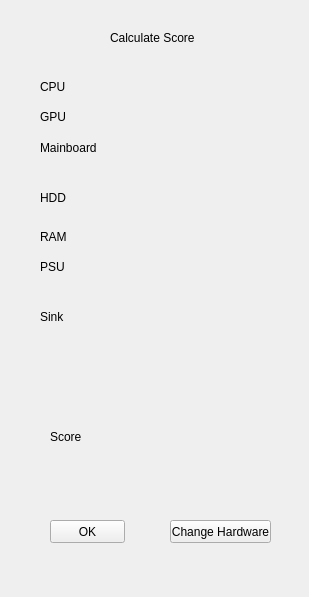
Qt form ProjectbuildPc/Ui/CalUi.ui (lomamaster/pyqt5_finalP) before a commit.
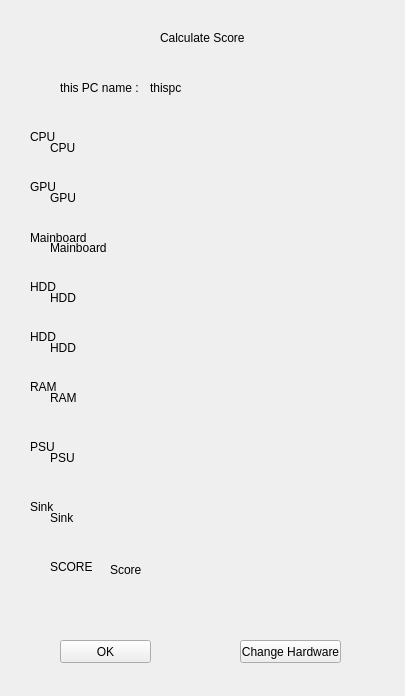
The same form after that commit.

The edit to the form file:
```diff
--- a/ProjectbuildPc/Ui/CalUi.ui
+++ b/ProjectbuildPc/Ui/CalUi.ui
@@ -6,8 +6,8 @@
    <rect>
     <x>0</x>
     <y>0</y>
-    <width>309</width>
-    <height>597</height>
+    <width>405</width>
+    <height>696</height>
    </rect>
   </property>
   <property name="windowTitle">
@@ -16,7 +16,7 @@
   <widget class="QLabel" name="label">
    <property name="geometry">
     <rect>
-     <x>110</x>
+     <x>160</x>
      <y>30</y>
      <width>91</width>
      <height>16</height>
@@ -26,104 +26,91 @@
     <string>Calculate Score</string>
    </property>
   </widget>
-  <widget class="QLabel" name="label_2">
+  <widget class="QLabel" name="cpu">
    <property name="geometry">
     <rect>
-     <x>40</x>
-     <y>80</y>
-     <width>47</width>
-     <height>13</height>
-    </rect>
-   </property>
-   <property name="text">
-    <string>CPU</string>
-   </property>
-  </widget>
-  <widget class="QLabel" name="label_3">
-   <property name="geometry">
-    <rect>
-     <x>40</x>
-     <y>110</y>
-     <width>47</width>
-     <height>13</height>
-    </rect>
-   </property>
-   <property name="text">
-    <string>GPU</string>
-   </property>
-  </widget>
-  <widget class="QLabel" name="label_4">
-   <property name="geometry">
-    <rect>
-     <x>40</x>
+     <x>50</x>
      <y>140</y>
-     <width>61</width>
+     <width>231</width>
      <height>16</height>
     </rect>
    </property>
    <property name="text">
-    <string>Mainboard</string>
+    <string>CPU</string>
    </property>
   </widget>
-  <widget class="QLabel" name="label_5">
+  <widget class="QLabel" name="gpu">
    <property name="geometry">
     <rect>
-     <x>40</x>
-     <y>230</y>
-     <width>47</width>
-     <height>13</height>
-    </rect>
-   </property>
-   <property name="text">
-    <string>RAM</string>
-   </property>
-  </widget>
-  <widget class="QLabel" name="label_6">
-   <property name="geometry">
-    <rect>
-     <x>40</x>
-     <y>260</y>
-     <width>47</width>
-     <height>13</height>
-    </rect>
-   </property>
-   <property name="text">
-    <string>PSU</string>
-   </property>
-  </widget>
-  <widget class="QLabel" name="label_7">
-   <property name="geometry">
-    <rect>
-     <x>40</x>
-     <y>310</y>
-     <width>47</width>
-     <height>13</height>
-    </rect>
-   </property>
-   <property name="text">
-    <string>Sink</string>
-   </property>
-  </widget>
-  <widget class="QLabel" name="label_8">
-   <property name="geometry">
-    <rect>
-     <x>40</x>
+     <x>50</x>
      <y>190</y>
-     <width>41</width>
+     <width>231</width>
      <height>16</height>
     </rect>
    </property>
    <property name="text">
-    <string>HDD</string>
+    <string>GPU</string>
    </property>
   </widget>
-  <widget class="QLabel" name="label_9">
+  <widget class="QLabel" name="mb">
    <property name="geometry">
     <rect>
      <x>50</x>
-     <y>430</y>
-     <width>47</width>
-     <height>13</height>
+     <y>240</y>
+     <width>231</width>
+     <height>16</height>
+    </rect>
+   </property>
+   <property name="text">
+    <string>Mainboard</string>
+   </property>
+  </widget>
+  <widget class="QLabel" name="ram">
+   <property name="geometry">
+    <rect>
+     <x>50</x>
+     <y>390</y>
+     <width>231</width>
+     <height>16</height>
+    </rect>
+   </property>
+   <property name="text">
+    <string>RAM</string>
+   </property>
+  </widget>
+  <widget class="QLabel" name="psu">
+   <property name="geometry">
+    <rect>
+     <x>50</x>
+     <y>450</y>
+     <width>231</width>
+     <height>16</height>
+    </rect>
+   </property>
+   <property name="text">
+    <string>PSU</string>
+   </property>
+  </widget>
+  <widget class="QLabel" name="sink">
+   <property name="geometry">
+    <rect>
+     <x>50</x>
+     <y>510</y>
+     <width>231</width>
+     <height>16</height>
+    </rect>
+   </property>
+   <property name="text">
+    <string>Sink</string>
+   </property>
+  </widget>
+  <widget class="QLabel" name="score">
+   <property name="geometry">
+    <rect>
+     <x>110</x>
+     <y>560</y>
+     <width>141</width>
+     <height>20</height>
     </rect>
    </property>
    <property name="text">
@@ -133,9 +120,9 @@
   <widget class="QPushButton" name="pushButton">
    <property name="geometry">
     <rect>
-     <x>50</x>
-     <y>520</y>
-     <width>75</width>
+     <x>60</x>
+     <y>640</y>
+     <width>91</width>
      <height>23</height>
     </rect>
    </property>
@@ -146,8 +133,8 @@
   <widget class="QPushButton" name="pushButton_2">
    <property name="geometry">
     <rect>
-     <x>170</x>
-     <y>520</y>
+     <x>240</x>
+     <y>640</y>
      <width>101</width>
      <height>23</height>
     </rect>
@@ -156,6 +143,175 @@
     <string>Change Hardware</string>
    </property>
   </widget>
+  <widget class="QLabel" name="hdd1">
+   <property name="geometry">
+    <rect>
+     <x>50</x>
+     <y>290</y>
+     <width>231</width>
+     <height>16</height>
+    </rect>
+   </property>
+   <property name="text">
+    <string>HDD</string>
+   </property>
+  </widget>
+  <widget class="QLabel" name="hdd2">
+   <property name="geometry">
+    <rect>
+     <x>50</x>
+     <y>340</y>
+     <width>231</width>
+     <height>16</height>
+    </rect>
+   </property>
+   <property name="text">
+    <string>HDD</string>
+   </property>
+  </widget>
+  <widget class="QLabel" name="label_2">
+   <property name="geometry">
+    <rect>
+     <x>30</x>
+     <y>130</y>
+     <width>47</width>
+     <height>13</height>
+    </rect>
+   </property>
+   <property name="text">
+    <string>CPU</string>
+   </property>
+  </widget>
+  <widget class="QLabel" name="label_3">
+   <property name="geometry">
+    <rect>
+     <x>30</x>
+     <y>330</y>
+     <width>47</width>
+     <height>13</height>
+    </rect>
+   </property>
+   <property name="text">
+    <string>HDD</string>
+   </property>
+  </widget>
+  <widget class="QLabel" name="label_4">
+   <property name="geometry">
+    <rect>
+     <x>30</x>
+     <y>180</y>
+     <width>47</width>
+     <height>13</height>
+    </rect>
+   </property>
+   <property name="text">
+    <string>GPU</string>
+   </property>
+  </widget>
+  <widget class="QLabel" name="label_5">
+   <property name="geometry">
+    <rect>
+     <x>30</x>
+     <y>380</y>
+     <width>47</width>
+     <height>13</height>
+    </rect>
+   </property>
+   <property name="text">
+    <string>RAM</string>
+   </property>
+  </widget>
+  <widget class="QLabel" name="label_6">
+   <property name="geometry">
+    <rect>
+     <x>30</x>
+     <y>230</y>
+     <width>61</width>
+     <height>16</height>
+    </rect>
+   </property>
+   <property name="text">
+    <string>Mainboard</string>
+   </property>
+  </widget>
+  <widget class="QLabel" name="label_7">
+   <property name="geometry">
+    <rect>
+     <x>30</x>
+     <y>280</y>
+     <width>47</width>
+     <height>13</height>
+    </rect>
+   </property>
+   <property name="text">
+    <string>HDD</string>
+   </property>
+  </widget>
+  <widget class="QLabel" name="label_8">
+   <property name="geometry">
+    <rect>
+     <x>30</x>
+     <y>440</y>
+     <width>47</width>
+     <height>13</height>
+    </rect>
+   </property>
+   <property name="text">
+    <string>PSU</string>
+   </property>
+  </widget>
+  <widget class="QLabel" name="label_9">
+   <property name="geometry">
+    <rect>
+     <x>30</x>
+     <y>500</y>
+     <width>47</width>
+     <height>13</height>
+    </rect>
+   </property>
+   <property name="text">
+    <string>Sink</string>
+   </property>
+  </widget>
+  <widget class="QLabel" name="label_10">
+   <property name="geometry">
+    <rect>
+     <x>50</x>
+     <y>560</y>
+     <width>47</width>
+     <height>13</height>
+    </rect>
+   </property>
+   <property name="text">
+    <string>SCORE</string>
+   </property>
+  </widget>
+  <widget class="QLabel" name="thispc">
+   <property name="geometry">
+    <rect>
+     <x>150</x>
+     <y>80</y>
+     <width>201</width>
+     <height>16</height>
+    </rect>
+   </property>
+   <property name="text">
+    <string>thispc</string>
+   </property>
+  </widget>
+  <widget class="QLabel" name="label_11">
+   <property name="geometry">
+    <rect>
+     <x>60</x>
+     <y>80</y>
+     <width>81</width>
+     <height>16</height>
+    </rect>
+   </property>
+   <property name="text">
+    <string>this PC name : </string>
+   </property>
+  </widget>
  </widget>
  <resources/>
  <connections/>
```
